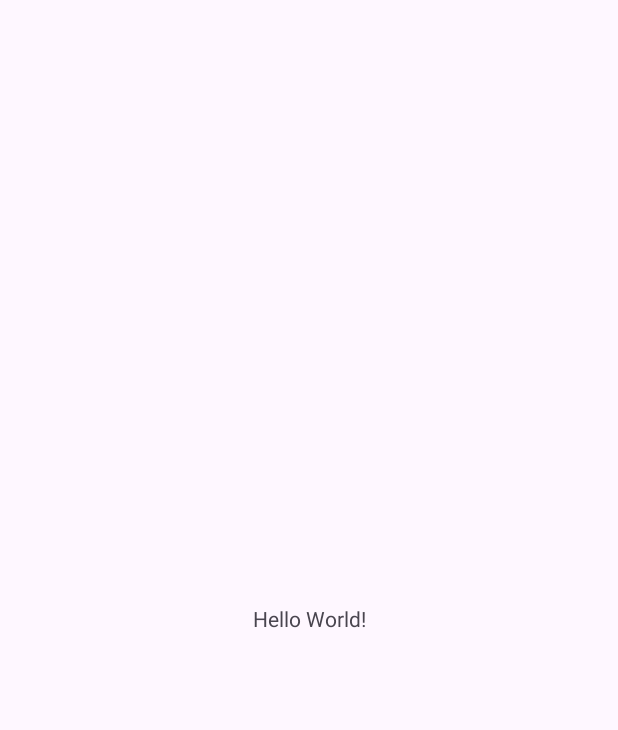
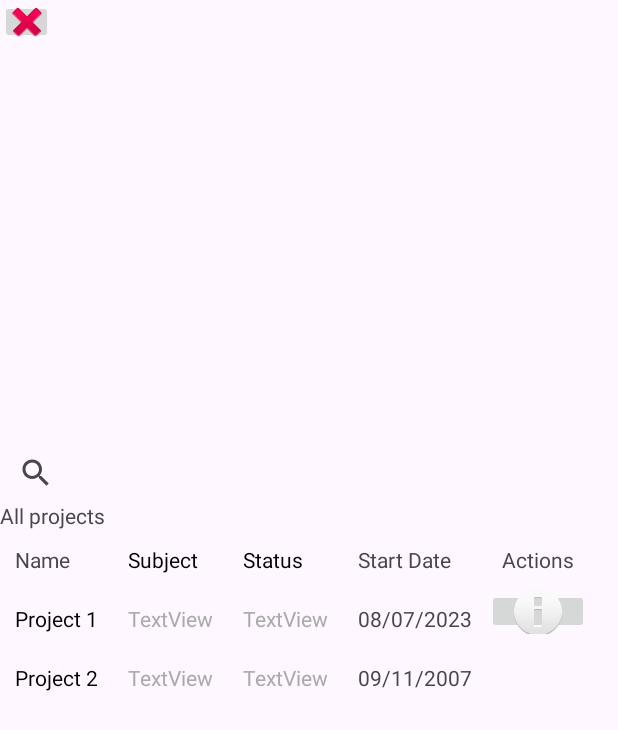
Before and after one commit to raed717/Bidbound_mobile, an Android app: the screen it shows after launch (MainActivity), on a phone screen of 412 x 824 dp. Before the commit the part shown is almost empty. Shown: the top 730 px of the screen. Run offline under Robolectric (Android 15) with nearby library versions, the phone set to English and light mode, and no system bars.

Commit message:
adding table

```diff
--- a/app/src/main/java/com/example/bidbound/MainActivity.java
+++ b/app/src/main/java/com/example/bidbound/MainActivity.java
@@ -9,6 +9,6 @@ public class MainActivity extends AppCompatActivity {
     @Override
     protected void onCreate(Bundle savedInstanceState) {
         super.onCreate(savedInstanceState);
-        setContentView(R.layout.activity_main);
+        setContentView(R.layout.projects_main);
     }
 }
--- /dev/null
+++ b/app/src/main/res/layout/projects_main.xml
@@ -0,0 +1,173 @@
+<?xml version="1.0" encoding="utf-8"?>
+<androidx.constraintlayout.widget.ConstraintLayout xmlns:android="http://schemas.android.com/apk/res/android"
+    xmlns:app="http://schemas.android.com/apk/res-auto"
+    xmlns:tools="http://schemas.android.com/tools"
+    android:layout_width="match_parent"
+    android:layout_height="match_parent">
+
+    <TextView
+        android:id="@+id/textView20"
+        android:layout_width="wrap_content"
+        android:layout_height="wrap_content"
+        android:text="All projects"
+        app:layout_constraintBottom_toTopOf="@+id/tableLayout"
+        app:layout_constraintStart_toStartOf="parent" />
+
+    <TableLayout
+        android:id="@+id/tableLayout"
+        android:layout_width="wrap_content"
+        android:layout_height="wrap_content"
+        app:layout_constraintBottom_toBottomOf="parent"
+        app:layout_constraintStart_toStartOf="parent"
+        app:layout_constraintTop_toTopOf="parent">
+
+        <TableRow
+            android:layout_width="match_parent"
+            android:layout_height="match_parent">
+
+            <TextView
+                android:id="@+id/textView19"
+                android:layout_width="wrap_content"
+                android:layout_height="wrap_content"
+                android:layout_column="0"
+                android:padding="10sp"
+                android:text="Name" />
+
+            <TextView
+                android:id="@+id/textView10"
+                android:layout_width="wrap_content"
+                android:layout_height="wrap_content"
+                android:layout_column="1"
+                android:padding="10sp"
+                android:text="Subject"
+                android:textColor="@color/black" />
+
+            <TextView
+                android:id="@+id/textView11"
+                android:layout_width="wrap_content"
+                android:layout_height="wrap_content"
+                android:layout_column="2"
+                android:padding="10sp"
+                android:text="Status"
+                android:textColor="@color/black" />
+
+            <TextView
+                android:id="@+id/textView21"
+                android:layout_width="wrap_content"
+                android:layout_height="wrap_content"
+                android:padding="10sp"
+                android:text="Start Date" />
+
+            <TextView
+                android:id="@+id/textView24"
+                android:layout_width="wrap_content"
+                android:layout_height="wrap_content"
+                android:padding="10sp"
+                android:text="Actions" />
+
+        </TableRow>
+
+        <TableRow
+            android:layout_width="match_parent"
+            android:layout_height="match_parent">
+
+            <TextView
+                android:id="@+id/textView13"
+                android:layout_width="wrap_content"
+                android:layout_height="wrap_content"
+                android:layout_column="0"
+                android:padding="10sp"
+                android:text="Project 1"
+                android:textColor="@color/black" />
+
+            <TextView
+                android:id="@+id/textView14"
+                android:layout_width="wrap_content"
+                android:layout_height="wrap_content"
+                android:layout_column="1"
+                android:padding="10sp"
+                android:text="TextView"
+                android:textColor="@android:color/darker_gray" />
+
+            <TextView
+                android:id="@+id/textView15"
+                android:layout_width="wrap_content"
+                android:layout_height="wrap_content"
+                android:layout_column="2"
+                android:padding="10sp"
+                android:text="TextView"
+                android:textColor="@android:color/darker_gray" />
+
+            <TextView
+                android:id="@+id/textView22"
+                android:layout_width="wrap_content"
+                android:layout_height="wrap_content"
+                android:padding="10sp"
+                android:text="08/07/2023" />
+
+            <ImageButton
+                android:id="@+id/DetailsButton"
+                android:layout_width="34dp"
+                android:layout_height="30dp"
+                android:padding="5sp"
+                app:srcCompat="@android:drawable/ic_dialog_info" />
+
+        </TableRow>
+
+        <TableRow
+            android:layout_width="match_parent"
+            android:layout_height="match_parent">
+
+            <TextView
+                android:id="@+id/textView16"
+                android:layout_width="wrap_content"
+                android:layout_height="wrap_content"
+                android:layout_column="0"
+                android:padding="10sp"
+                android:text="Project 2"
+                android:textColor="@color/black" />
+
+            <TextView
+                android:id="@+id/textView17"
+                android:layout_width="wrap_content"
+                android:layout_height="wrap_content"
+                android:layout_column="1"
+                android:padding="10sp"
+                android:text="TextView"
+                android:textColor="@android:color/darker_gray" />
+
+            <TextView
+                android:id="@+id/textView18"
+                android:layout_width="wrap_content"
+                android:layout_height="wrap_content"
+                android:layout_column="2"
+                android:padding="10sp"
+                android:text="TextView"
+                android:textColor="@android:color/darker_gray" />
+
+            <TextView
+                android:id="@+id/textView23"
+                android:layout_width="wrap_content"
+                android:layout_height="wrap_content"
+                android:padding="10sp"
+                android:text="09/11/2007" />
+        </TableRow>
+    </TableLayout>
+
+    <ImageButton
+        android:id="@+id/DeleteButton"
+        android:layout_width="35dp"
+        android:layout_height="29dp"
+        android:padding="5sp"
+        app:srcCompat="@android:drawable/ic_delete"
+        tools:layout_editor_absoluteX="213dp"
+        tools:layout_editor_absoluteY="153dp" />
+
+    <SearchView
+        android:layout_width="0dp"
+        android:layout_height="37dp"
+        app:layout_constraintBottom_toTopOf="@+id/textView20"
+        app:layout_constraintEnd_toEndOf="parent"
+        app:layout_constraintStart_toStartOf="parent" />
+
+</androidx.constraintlayout.widget.ConstraintLayout>
```
